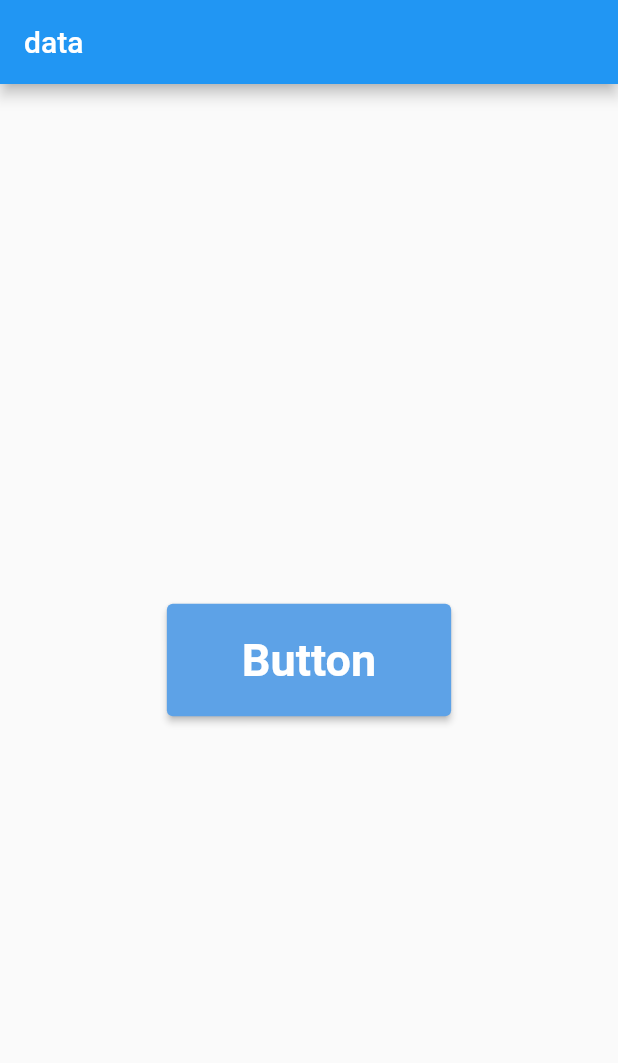
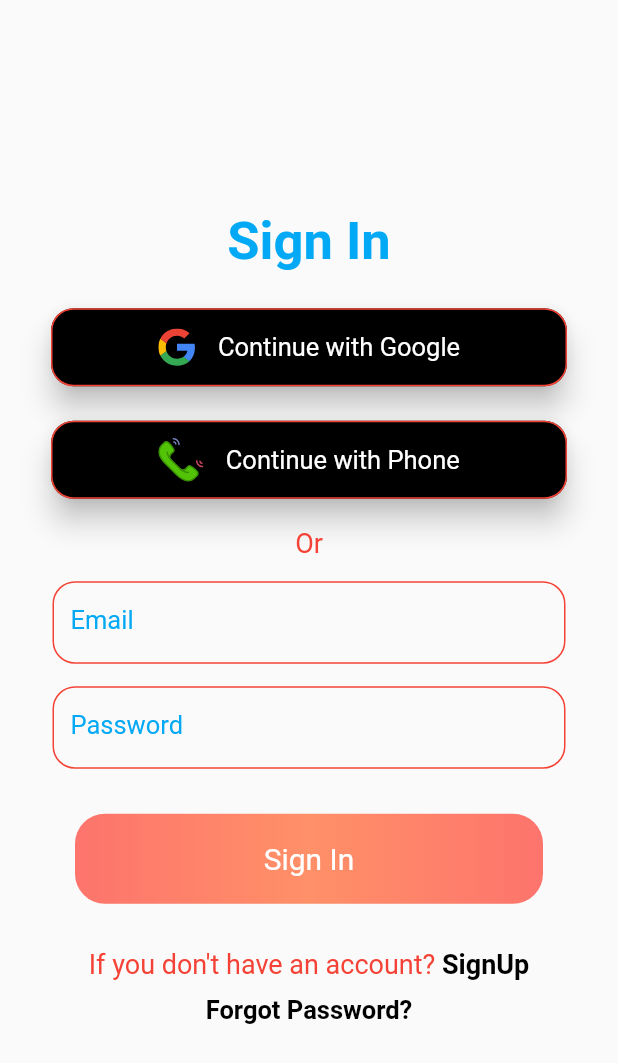
Before and after one commit to MubasharFazal/smart_home_t5, a Flutter app: the screen it shows after launch, on a phone screen of 412 x 824 dp. Shown: the top 1063 px of the screen. Run offline on Flutter 3.47's test engine with Material 2 defaults, Android fonts, the phone set to English and light mode, and no system bars; our stand-ins replace firebase_auth, firebase_core, flutter_svg; accounts and stored records are empty.

Commit message:
login and signup completed

```diff
--- /dev/null
+++ b/lib/Pages/signin_page.dart
@@ -0,0 +1,209 @@
+import 'package:flutter/material.dart';
+import 'package:flutter_svg/svg.dart';
+import 'package:firebase_auth/firebase_auth.dart' as firebase_auth;
+
+import 'home_page.dart';
+
+class SignInPage extends StatefulWidget {
+  const SignInPage({Key? key}) : super(key: key);
+
+  @override
+  State<SignInPage> createState() => _SignInPageState();
+}
+
+class _SignInPageState extends State<SignInPage> {
+  firebase_auth.FirebaseAuth firebaseAuth = firebase_auth.FirebaseAuth.instance;
+  final TextEditingController _emailController = TextEditingController();
+  final TextEditingController _passwordController = TextEditingController();
+  bool circular = false;
+
+  @override
+  Widget build(BuildContext context) {
+    return Scaffold(
+      body: SingleChildScrollView(
+        child: SizedBox(
+          height: MediaQuery.of(context).size.height,
+          width: MediaQuery.of(context).size.width,
+          child: Column(
+            mainAxisAlignment: MainAxisAlignment.center,
+            children: [
+              const Text(
+                "Sign In",
+                style: TextStyle(
+                    fontSize: 35,
+                    fontWeight: FontWeight.bold,
+                    color: Colors.lightBlue),
+              ),
+              const SizedBox(
+                height: 20,
+              ),
+              buttonItem(
+                  "assets/images/google.svg", "Continue with Google", 25),
+              const SizedBox(
+                height: 15,
+              ),
+              buttonItem("assets/images/phone.svg", "Continue with Phone", 30),
+              const SizedBox(
+                height: 15,
+              ),
+              const Text(
+                "Or",
+                style: TextStyle(color: Colors.red, fontSize: 18),
+              ),
+              const SizedBox(
+                height: 15,
+              ),
+              textItem("Email", _emailController, false),
+              const SizedBox(
+                height: 15,
+              ),
+              textItem("Password", _passwordController, true),
+              const SizedBox(
+                height: 30,
+              ),
+              colorbutton(),
+              const SizedBox(
+                height: 30,
+              ),
+              Row(
+                mainAxisAlignment: MainAxisAlignment.center,
+                children: const [
+                  Text(
+                    "If you don't have an account? ",
+                    style: TextStyle(color: Colors.red, fontSize: 18),
+                  ),
+                  Text(
+                    "SignUp",
+                    style: TextStyle(
+                        color: Colors.black,
+                        fontSize: 18,
+                        fontWeight: FontWeight.bold),
+                  )
+                ],
+              ),
+              const SizedBox(
+                height: 10,
+              ),
+              const Text(
+                "Forgot Password?",
+                style: TextStyle(
+                    color: Colors.black,
+                    fontSize: 17,
+                    fontWeight: FontWeight.bold),
+              )
+            ],
+          ),
+        ),
+      ),
+    );
+  }
+
+  Widget colorbutton() {
+    return InkWell(
+      onTap: () async {
+        try {
+          firebase_auth.UserCredential userCredential =
+              await firebaseAuth.signInWithEmailAndPassword(
+                  email: _emailController.text,
+                  password: _passwordController.text);
+          print(userCredential.user?.email);
+          setState(() {
+            circular = false;
+          });
+          Navigator.pushAndRemoveUntil(
+              context,
+              MaterialPageRoute(builder: (builder) => const HomePage()),
+              (route) => false);
+          // ignore: avoid_print
+
+        } catch (e) {
+          final snackBar = SnackBar(content: Text(e.toString()));
+          ScaffoldMessenger.of(context).showSnackBar(snackBar);
+          setState(() {
+            circular = false;
+          });
+        }
+      },
+      child: Container(
+        width: MediaQuery.of(context).size.width - 100,
+        height: 60,
+        decoration: BoxDecoration(
+            borderRadius: BorderRadius.circular(20),
+            gradient: const LinearGradient(colors: [
+              Color(0xfffd746c),
+              Color(0xffff9068),
+              Color(0xfffd746c)
+            ])),
+        child:  Center(
+          child: circular
+              ? const CircularProgressIndicator()
+              : const Text(
+                  "Sign In",
+                  style: TextStyle(color: Colors.white, fontSize: 20),
+                ),
+        ),
+      ),
+    );
+  }
+
+  Widget buttonItem(String imagepath, String bottemName, double size) {
+    return SizedBox(
+      width: MediaQuery.of(context).size.width - 60,
+      height: 60,
+      child: Card(
+        color: Colors.black,
+        elevation: 8,
+        shape: RoundedRectangleBorder(
+          borderRadius: BorderRadius.circular(15),
+          side: const BorderSide(
+            width: 1,
+            color: Colors.red,
+          ),
+        ),
+        child: Row(
+          mainAxisAlignment: MainAxisAlignment.center,
+          children: [
+            SvgPicture.asset(
+              imagepath,
+              height: size,
+              width: size,
+            ),
+            const SizedBox(
+              width: 15,
+            ),
+            Text(
+              bottemName,
+              style: const TextStyle(color: Colors.white, fontSize: 17),
+            ),
+          ],
+        ),
+      ),
+    );
+  }
+
+  Widget textItem(
+      String labeltext, TextEditingController controller, bool obscureText) {
+    return SizedBox(
+      width: MediaQuery.of(context).size.width - 70,
+      height: 55,
+      child: TextFormField(
+        controller: controller,
+        obscureText: obscureText,
+        style: const TextStyle(fontSize: 17, color: Colors.lightBlue),
+        decoration: InputDecoration(
+          labelText: labeltext,
+          labelStyle: const TextStyle(
+              fontSize: 17, color: Colors.lightBlue), //textStyle
+          focusedBorder: OutlineInputBorder(
+            borderRadius: BorderRadius.circular(15),
+            borderSide: const BorderSide(width: 1.5, color: Colors.yellow),
+          ),
+          enabledBorder: OutlineInputBorder(
+            borderRadius: BorderRadius.circular(15),
+            borderSide: const BorderSide(width: 1, color: Colors.red),
+          ),
+        ),
+      ),
+    );
+  }
+}
--- a/lib/main.dart
+++ b/lib/main.dart
@@ -1,6 +1,8 @@
 import 'package:firebase_core/firebase_core.dart';
 import 'package:firebase_auth/firebase_auth.dart' as firebase_auth;
 import 'package:flutter/material.dart';
+import 'package:smart_home/Pages/signUp_Page.dart';
+import 'package:smart_home/Pages/signin_page.dart';
 
 void main() async {
   WidgetsFlutterBinding.ensureInitialized();
@@ -31,29 +33,30 @@ class _MyAppState extends State<MyApp> {
   @override
   Widget build(BuildContext context) {
     return MaterialApp(
-      title: 'Flutter Demo',
-      theme: ThemeData(
-        primarySwatch: Colors.blue,
-      ),
-      home: Scaffold(
-        appBar: AppBar(
-          title: const Text("data"),
+        title: 'Flutter Demo',
+        theme: ThemeData(
+          primarySwatch: Colors.blue,
         ),
-        body: Center(
-          child: ElevatedButton(
-            child: const Text('Button'),
-            onPressed: () {
-              signup();
-            },
-            style: ElevatedButton.styleFrom(
-                primary: const Color.fromARGB(255, 93, 162, 231),
-                padding:
-                    const EdgeInsets.symmetric(horizontal: 50, vertical: 20),
-                textStyle:
-                    const TextStyle(fontSize: 30, fontWeight: FontWeight.bold)),
-          ),
-        ),
-      ),
-    );
+        home: const SignInPage());
   }
 }
+
+// Scaffold(
+//         appBar: AppBar(
+//           title: const Text("data"),
+//         ),
+//         body: Center(
+//           child: ElevatedButton(
+//             child: const Text('Button'),
+//             onPressed: () {
+//               signup();
+//             },
+//             style: ElevatedButton.styleFrom(
+//                 primary: const Color.fromARGB(255, 93, 162, 231),
+//                 padding:
+//                     const EdgeInsets.symmetric(horizontal: 50, vertical: 20),
+//                 textStyle:
+//                     const TextStyle(fontSize: 30, fontWeight: FontWeight.bold)),
+//           ),
+//         ),
+//       ),
```
Also changed, not shown: lib/Pages/home_page.dart (added, +15 -0 lines), lib/Pages/signup_page.dart (added, +211 -0 lines), pubspec.yaml (+4 -3 lines), assets/images/google.svg (added), assets/images/phone.svg (added), pubspec.lock.
